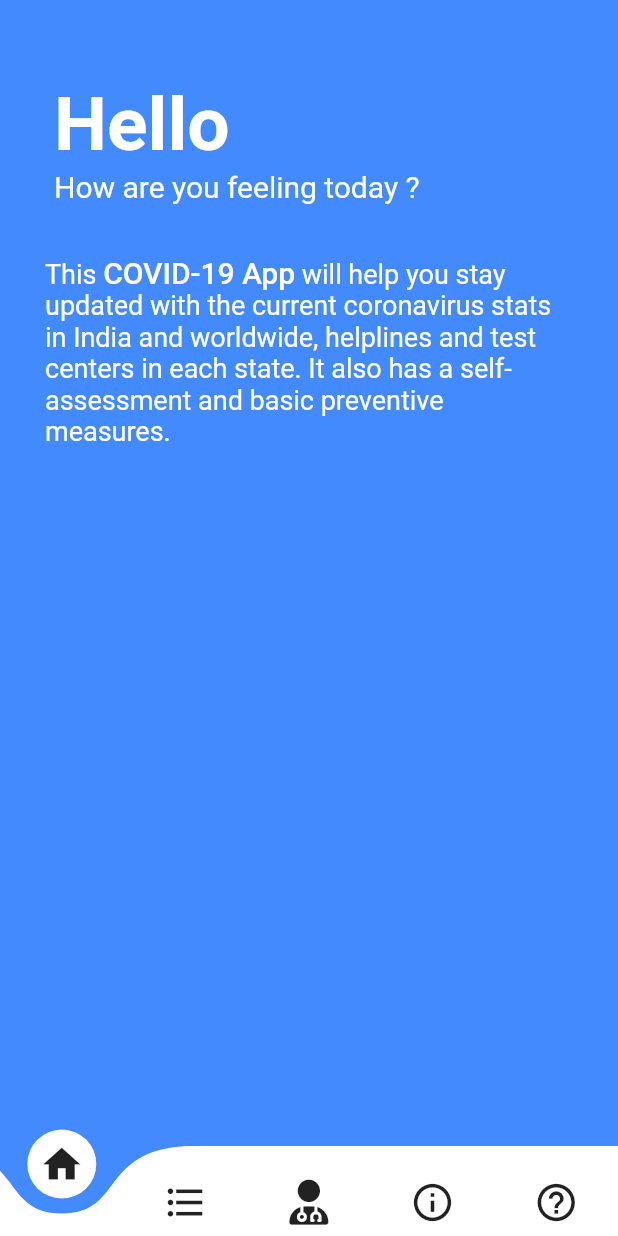
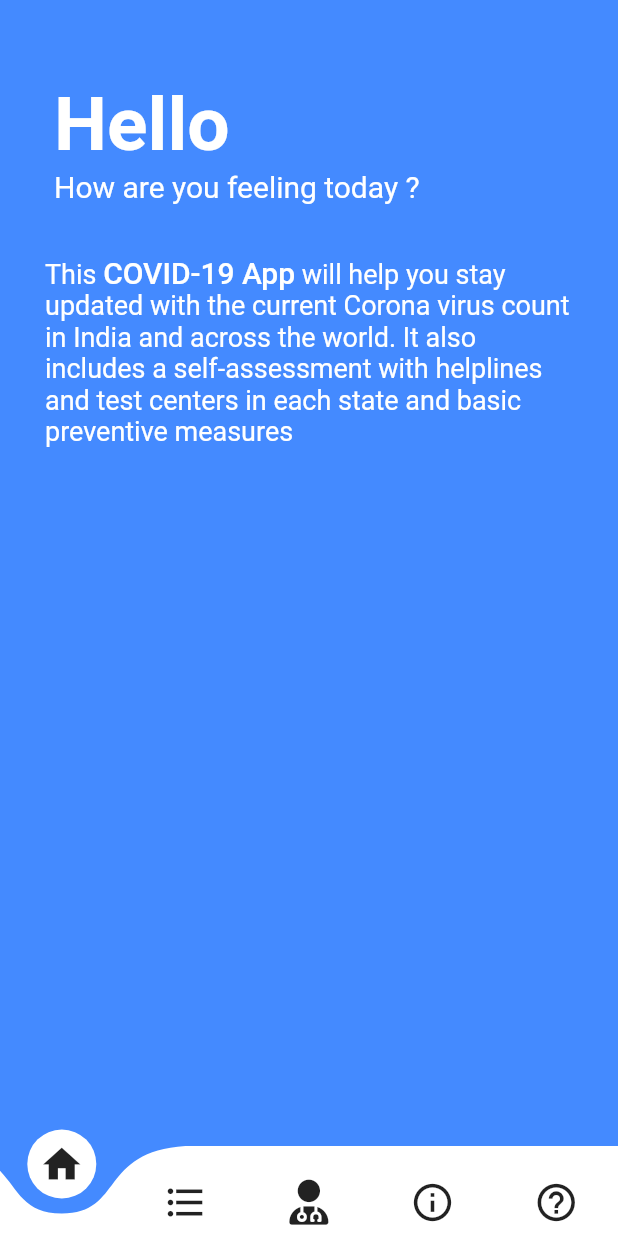
Before and after one commit to rajdeep-ray/covid19-app, a Flutter app: the screen it shows after launch, on a phone screen of 412 x 824 dp. Run offline on Flutter 3.47's test engine with Material 2 defaults, Android fonts, the phone set to English and light mode, and no system bars; drawn by our look-alikes of carousel_slider, curved_navigation_bar; our stand-ins replace cached_network_image, cloud_firestore, flutter_vector_icons; accounts and stored records are empty.

Commit message:
Update HomePage.dart

```diff
--- a/lib/myScreens/HomePage.dart
+++ b/lib/myScreens/HomePage.dart
@@ -50,7 +50,7 @@ class HomePage extends StatelessWidget {
                               fontSize: 20, fontWeight: FontWeight.w500)),
                       TextSpan(
                           text:
-                              " will help you stay updated with the current coronavirus stats in India and worldwide, helplines and test centers in each state. It also has a self-assessment and basic preventive measures."),
+                              " will help you stay updated with the current Corona virus count in India and across the world. It also includes a self-assessment with helplines and test centers in each state and basic preventive measures"),
                     ],
                   ),
                 ),
```
